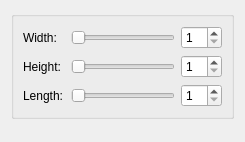
This is src/core/widgets/volume_resize_widget.ui in jdms/rrm as Qt 5 draws it before an edit. The edited form follows.
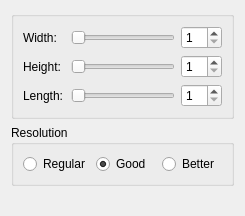
This is the edited form.

Commit message: Adding option to change the mesh resolution

Diff of the .ui file:
```diff
--- a/src/core/widgets/volume_resize_widget.ui
+++ b/src/core/widgets/volume_resize_widget.ui
@@ -7,7 +7,7 @@
     <x>0</x>
     <y>0</y>
     <width>245</width>
-    <height>142</height>
+    <height>216</height>
    </rect>
   </property>
   <property name="windowTitle">
@@ -86,6 +86,46 @@
      </layout>
     </widget>
    </item>
+   <item>
+    <widget class="QGroupBox" name="groupBox">
+     <property name="title">
+      <string>Resolution</string>
+     </property>
+     <layout class="QVBoxLayout" name="verticalLayout">
+      <item>
+       <layout class="QHBoxLayout" name="horizontalLayout">
+        <item>
+         <widget class="QRadioButton" name="rb_lowresolution">
+          <property name="text">
+           <string>Regular</string>
+          </property>
+          <property name="checked">
+           <bool>false</bool>
+          </property>
+         </widget>
+        </item>
+        <item>
+         <widget class="QRadioButton" name="rb_mdresolution">
+          <property name="text">
+           <string>Good</string>
+          </property>
+          <property name="checked">
+           <bool>true</bool>
+          </property>
+         </widget>
+        </item>
+        <item>
+         <widget class="QRadioButton" name="rb_hgresolution">
+          <property name="text">
+           <string>Better</string>
+          </property>
+         </widget>
+        </item>
+       </layout>
+      </item>
+     </layout>
+    </widget>
+   </item>
    <item>
     <spacer name="spacer">
      <property name="orientation">
```
The commit also changes 7 other files.
